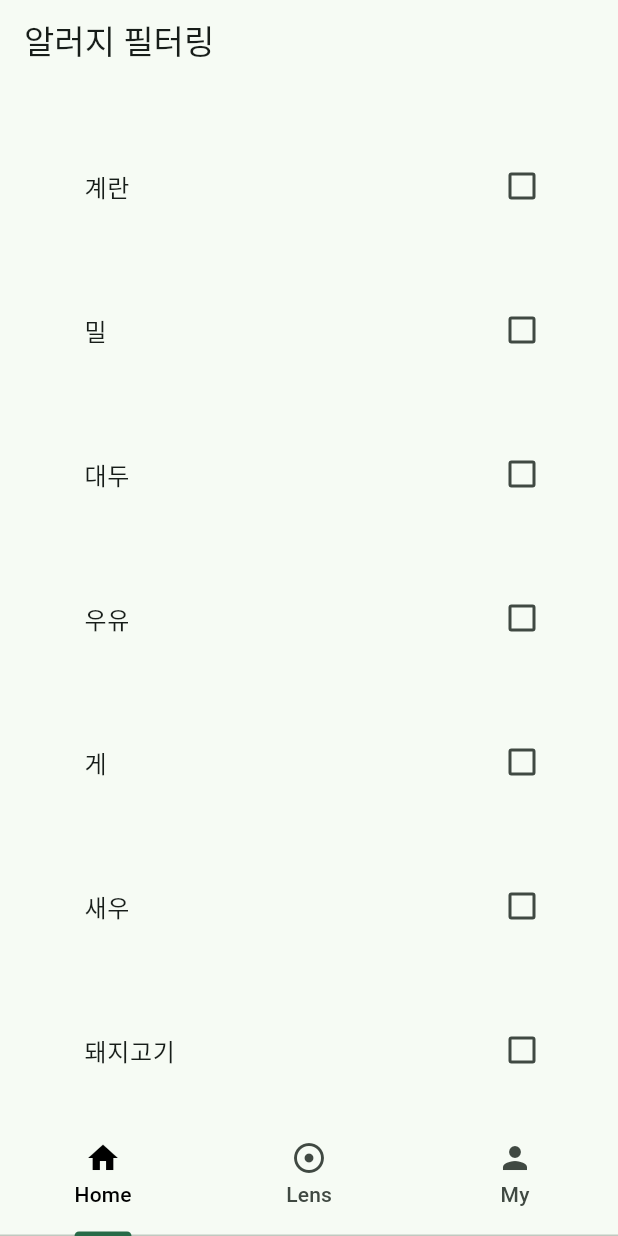
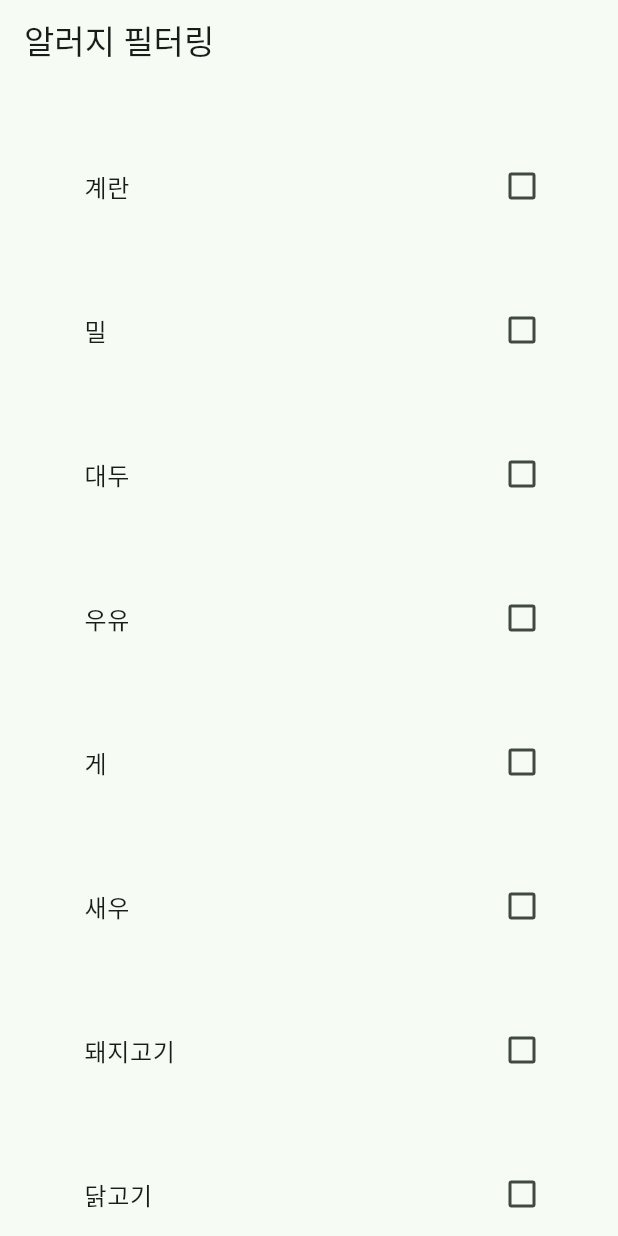
Before and after one commit to kimnambin/banergy, a Flutter app: the MyHomePage screen opened directly, on a phone screen of 412 x 824 dp. Run offline on Flutter 3.47's test engine with Material 3 defaults, Android fonts, the phone set to English and light mode, and no system bars; our stand-ins replace beamer, image_picker; missing offline and left inert: flutter_barcode_scanner, flutter_tesseract_ocr.

Commit message:
24년01일12일

```diff
--- a/lib/mypage/mypage_ChangeNick.dart
+++ b/lib/mypage/mypage_ChangeNick.dart
@@ -86,7 +86,7 @@ class _ChangeNickState extends State<ChangeNick>
           ),
         ),
       ),
-      bottomNavigationBar: BottomNavBar(),
+      //bottomNavigationBar: BottomNavBar(),
     );
   }
 }
@@ -116,7 +116,7 @@ class InputField extends StatelessWidget {
     );
   }
 }
-
+/*
 class BottomNavBar extends StatelessWidget {
   const BottomNavBar({Key? key}) : super(key: key);
 
@@ -155,4 +155,4 @@ class BottomNavBar extends StatelessWidget {
       },
     );
   }
-}
+}*/
--- a/lib/mypage/mypage_allergy_information.dart
+++ b/lib/mypage/mypage_allergy_information.dart
@@ -24,6 +24,8 @@ class allergyinformation extends StatelessWidget {
   }
 }
 
+
+/*
 class MyHomePage extends StatefulWidget {
   const MyHomePage({super.key});
 
@@ -31,17 +33,15 @@ class MyHomePage extends StatefulWidget {
   State<MyHomePage> createState() => _MyHomePageState();
 }
 
+
 class _MyHomePageState extends State<MyHomePage>
     with SingleTickerProviderStateMixin {
   late TabController _tabController;
-  int _selectedIndex = 0;
 
   @override
   void initState() {
     super.initState();
     _tabController = TabController(length: 3, vsync: this);
-    _tabController.addListener(
-        () => setState(() => _selectedIndex = _tabController.index));
   }
 
   @override
@@ -85,4 +85,4 @@ class _MyHomePageState extends State<MyHomePage>
       },
     );
   }
-}
+} */
--- a/lib/mypage/mypage_filtering_allergies.dart
+++ b/lib/mypage/mypage_filtering_allergies.dart
@@ -1,6 +1,4 @@
 import 'package:flutter/material.dart';
-import 'package:flutter_banergy/main.dart';
-import '../mypage/mypage.dart';
 
 void main() {
   runApp(const FilteringAllergies());
@@ -9,7 +7,6 @@ void main() {
 class FilteringAllergies extends StatelessWidget {
   const FilteringAllergies({super.key});
 
-  // This widget is the root of your application.
   @override
   Widget build(BuildContext context) {
     return MaterialApp(
@@ -31,25 +28,7 @@ class MyHomePage extends StatefulWidget {
   _MyHomePageState createState() => _MyHomePageState();
 }
 
-class _MyHomePageState extends State<MyHomePage>
-    with SingleTickerProviderStateMixin {
-  late TabController _tabController;
-  int _selectedIndex = 0;
-
-  @override
-  void initState() {
-    super.initState();
-    _tabController = TabController(length: 3, vsync: this);
-    _tabController.addListener(
-        () => setState(() => _selectedIndex = _tabController.index));
-  }
-
-  @override
-  void dispose() {
-    _tabController.dispose();
-    super.dispose();
-  }
-
+class _MyHomePageState extends State<MyHomePage> {
   @override
   Widget build(BuildContext context) {
     return Scaffold(
@@ -99,46 +78,6 @@ class _MyHomePageState extends State<MyHomePage>
           ),
         ),
       ),
-      bottomNavigationBar: SizedBox(
-        height: 80,
-        child: TabBar(
-          controller: _tabController,
-          labelColor: Colors.black,
-          tabs: [
-            Tab(
-              icon: GestureDetector(
-                onTap: () {
-                  // home 아이콘이 눌렸을 때 main.dart 페이지로 이동
-                  Navigator.push(
-                    context,
-                    MaterialPageRoute(
-                        builder: (context) => const MainpageApp()),
-                  );
-                },
-                child: Icon(Icons.home),
-              ),
-              text: "Home",
-            ),
-            Tab(
-              icon: Icon(Icons.adjust),
-              text: "Lens",
-            ),
-            Tab(
-              icon: GestureDetector(
-                onTap: () {
-                  // home 아이콘이 눌렸을 때 main.dart 페이지로 이동
-                  Navigator.push(
-                    context,
-                    MaterialPageRoute(builder: (context) => const MypageApp()),
-                  );
-                },
-                child: Icon(Icons.person),
-              ),
-              text: "My",
-            ),
-          ],
-        ),
-      ),
     );
   }
 
```
Also changed, not shown: lib/mypage/mypage_Delete.dart (+3 -4 lines), lib/mypage/mypage_changeidpw.dart (+9 -16 lines), lib/mypage/mypage_record_allergy_reactions.dart (+5 -2 lines), 1 other file.
